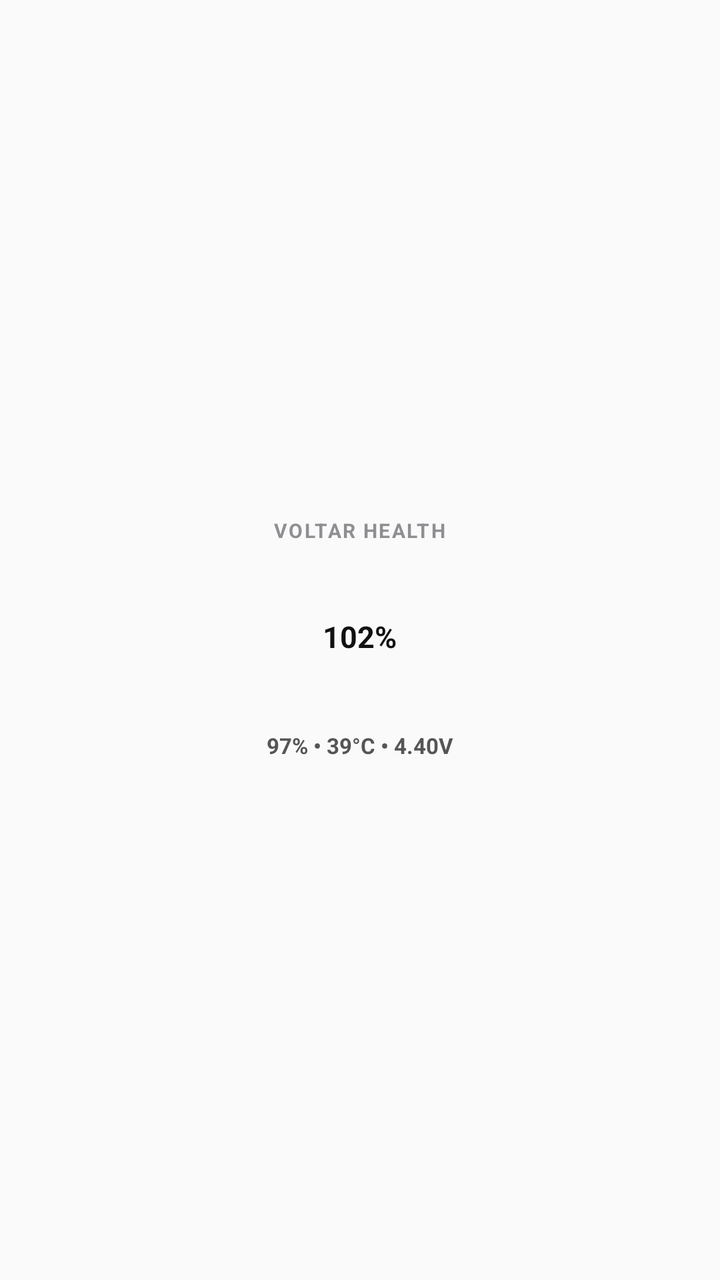
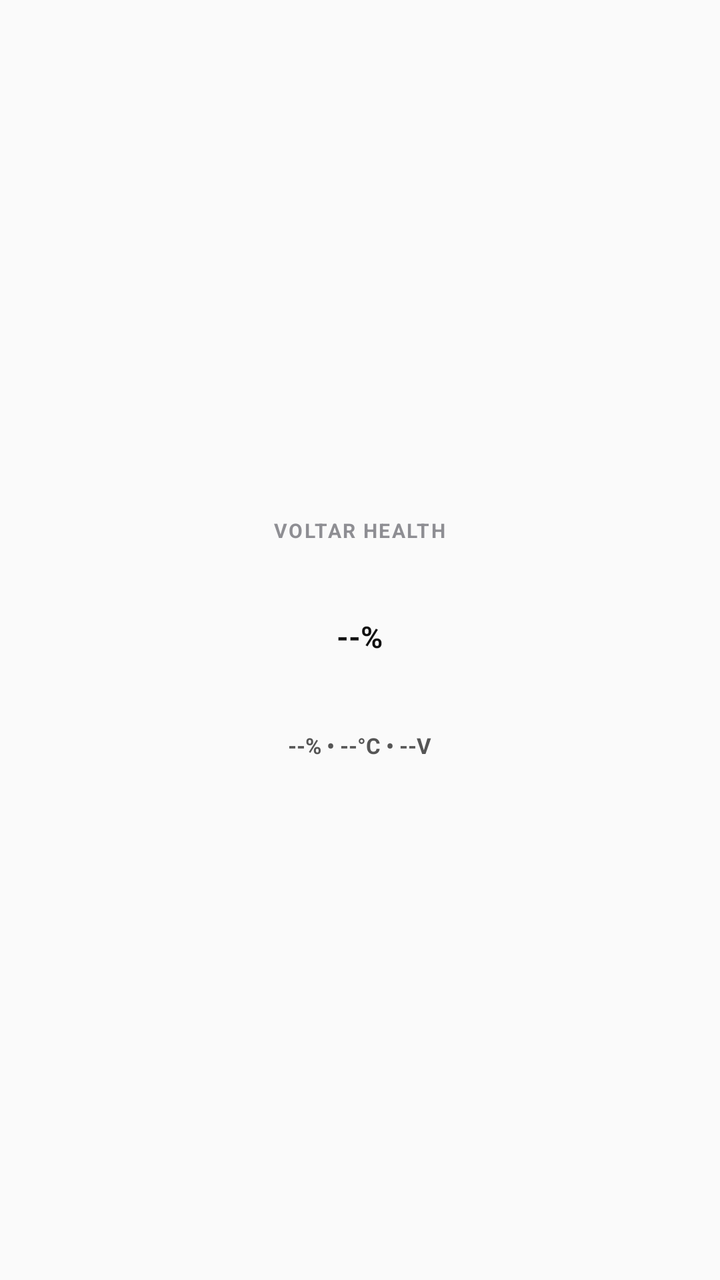

The first picture is an Android layout as it rendered before a commit; the second is the same layout after the commit. The layout source and the unified diff follow.
<!-- AndroidManifest.xml: application theme Theme.Voltar -->
<!-- res/layout/widget_voltar_small.xml -->
<?xml version="1.0" encoding="utf-8"?>
<FrameLayout xmlns:android="http://schemas.android.com/apk/res/android"
    android:id="@+id/widget_root"
    android:layout_width="match_parent"
    android:layout_height="match_parent">

    
    <ImageView
        android:id="@+id/widget_background"
        android:layout_width="match_parent"
        android:layout_height="match_parent"
        android:scaleType="fitXY"
        android:contentDescription="@null" />

    
    <LinearLayout
        android:layout_width="match_parent"
        android:layout_height="match_parent"
        android:orientation="vertical"
        android:gravity="center"
        android:padding="12dp">

        
        <TextView
            android:id="@+id/widget_title"
            android:layout_width="wrap_content"
            android:layout_height="wrap_content"
            android:text="VOLTAR HEALTH"
            android:textSize="10sp"
            android:textStyle="bold"
            android:textColor="#8E8E93"
            android:letterSpacing="0.08"
            android:includeFontPadding="false" />

        
        <FrameLayout
            android:layout_width="82dp"
            android:layout_height="82dp"
            android:layout_marginTop="6dp"
            android:layout_marginBottom="6dp">

            <ImageView
                android:id="@+id/widget_gauge_image"
                android:layout_width="match_parent"
                android:layout_height="match_parent"
                android:scaleType="fitCenter"
                android:contentDescription="Health Gauge" />

            <TextView
                android:id="@+id/widget_health_value"
                android:layout_width="wrap_content"
                android:layout_height="wrap_content"
                android:layout_gravity="center"
                android:text="102%"
                android:textSize="15sp"
                android:textStyle="bold"
                android:textColor="#111111" />
        </FrameLayout>

        
        <TextView
            android:id="@+id/widget_metrics_summary"
            android:layout_width="wrap_content"
            android:layout_height="wrap_content"
            android:text="97% • 39°C • 4.40V"
            android:textSize="11sp"
            android:textColor="#555555"
            android:textStyle="bold"
            android:maxLines="1"
            android:ellipsize="end" />

    </LinearLayout>

</FrameLayout>
<!-- resources referenced by this layout -->
<resources>
  <style name="Theme.Voltar" parent="android:Theme.Material.Light.NoActionBar" />
</resources>

<!-- the commit's change to res/layout/widget_voltar_small.xml (unified diff, before → after) -->
@@ -51,7 +51,7 @@
                 android:layout_width="wrap_content"
                 android:layout_height="wrap_content"
                 android:layout_gravity="center"
-                android:text="102%"
+                android:text="--%"
                 android:textSize="15sp"
                 android:textStyle="bold"
                 android:textColor="#111111" />
@@ -62,7 +62,7 @@
             android:id="@+id/widget_metrics_summary"
             android:layout_width="wrap_content"
             android:layout_height="wrap_content"
-            android:text="97% • 39°C • 4.40V"
+            android:text="--% • --°C • --V"
             android:textSize="11sp"
             android:textColor="#555555"
             android:textStyle="bold"
